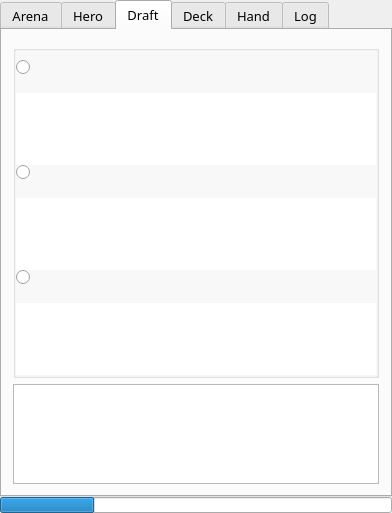
Before: the Qt Designer form mainwindow.ui in supertriodo/Arena-Tracker, drawn with Qt 5.
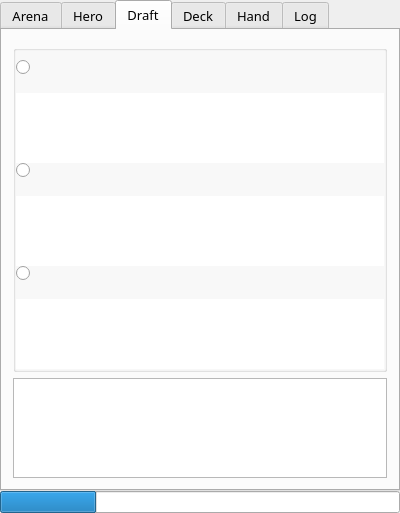
After: the same form once the commit is applied. The open tabs and pages were chosen to show the change. Icons and pictures are not drawn.

Commit message: SizePolicies of draft tab adjusted.

```diff
--- a/mainwindow.ui
+++ b/mainwindow.ui
@@ -6,7 +6,7 @@
    <rect>
     <x>0</x>
     <y>0</y>
-    <width>392</width>
+    <width>400</width>
     <height>513</height>
    </rect>
   </property>
@@ -645,6 +645,12 @@
              </property>
              <item>
               <widget class="QRadioButton" name="radioButtonDraft1">
+               <property name="sizePolicy">
+                <sizepolicy hsizetype="Minimum" vsizetype="Fixed">
+                 <horstretch>0</horstretch>
+                 <verstretch>0</verstretch>
+                </sizepolicy>
+               </property>
                <property name="text">
                 <string/>
                </property>
@@ -652,6 +658,12 @@
              </item>
              <item>
               <widget class="QLabel" name="labelDraft1">
+               <property name="sizePolicy">
+                <sizepolicy hsizetype="Preferred" vsizetype="Fixed">
+                 <horstretch>0</horstretch>
+                 <verstretch>0</verstretch>
+                </sizepolicy>
+               </property>
                <property name="text">
                 <string/>
                </property>
@@ -663,7 +675,7 @@
              <item>
               <widget class="QTextBrowser" name="textDraft1">
                <property name="sizePolicy">
-                <sizepolicy hsizetype="Expanding" vsizetype="Expanding">
+                <sizepolicy hsizetype="Expanding" vsizetype="Ignored">
                  <horstretch>0</horstretch>
                  <verstretch>0</verstretch>
                 </sizepolicy>
@@ -690,6 +702,12 @@
              </item>
              <item>
               <widget class="QRadioButton" name="radioButtonDraft2">
+               <property name="sizePolicy">
+                <sizepolicy hsizetype="Minimum" vsizetype="Fixed">
+                 <horstretch>0</horstretch>
+                 <verstretch>0</verstretch>
+                </sizepolicy>
+               </property>
                <property name="text">
                 <string/>
                </property>
@@ -697,6 +715,12 @@
              </item>
              <item>
               <widget class="QLabel" name="labelDraft2">
+               <property name="sizePolicy">
+                <sizepolicy hsizetype="Preferred" vsizetype="Fixed">
+                 <horstretch>0</horstretch>
+                 <verstretch>0</verstretch>
+                </sizepolicy>
+               </property>
                <property name="text">
                 <string/>
                </property>
@@ -708,7 +732,7 @@
              <item>
               <widget class="QTextBrowser" name="textDraft2">
                <property name="sizePolicy">
-                <sizepolicy hsizetype="Expanding" vsizetype="Expanding">
+                <sizepolicy hsizetype="Expanding" vsizetype="Ignored">
                  <horstretch>0</horstretch>
                  <verstretch>0</verstretch>
                 </sizepolicy>
@@ -732,6 +756,12 @@
              </item>
              <item>
               <widget class="QRadioButton" name="radioButtonDraft3">
+               <property name="sizePolicy">
+                <sizepolicy hsizetype="Minimum" vsizetype="Fixed">
+                 <horstretch>0</horstretch>
+                 <verstretch>0</verstretch>
+                </sizepolicy>
+               </property>
                <property name="text">
                 <string/>
                </property>
@@ -739,6 +769,12 @@
              </item>
              <item>
               <widget class="QLabel" name="labelDraft3">
+               <property name="sizePolicy">
+                <sizepolicy hsizetype="Preferred" vsizetype="Fixed">
+                 <horstretch>0</horstretch>
+                 <verstretch>0</verstretch>
+                </sizepolicy>
+               </property>
                <property name="text">
                 <string/>
                </property>
@@ -750,7 +786,7 @@
              <item>
               <widget class="QTextBrowser" name="textDraft3">
                <property name="sizePolicy">
-                <sizepolicy hsizetype="Expanding" vsizetype="Expanding">
+                <sizepolicy hsizetype="Expanding" vsizetype="Ignored">
                  <horstretch>0</horstretch>
                  <verstretch>0</verstretch>
                 </sizepolicy>
@@ -786,6 +822,12 @@
             <property name="minimumSize">
              <size>
               <width>0</width>
+              <height>0</height>
+             </size>
+            </property>
+            <property name="maximumSize">
+             <size>
+              <width>16777215</width>
               <height>100</height>
              </size>
             </property>
```
The commit also changes 1 other file.
